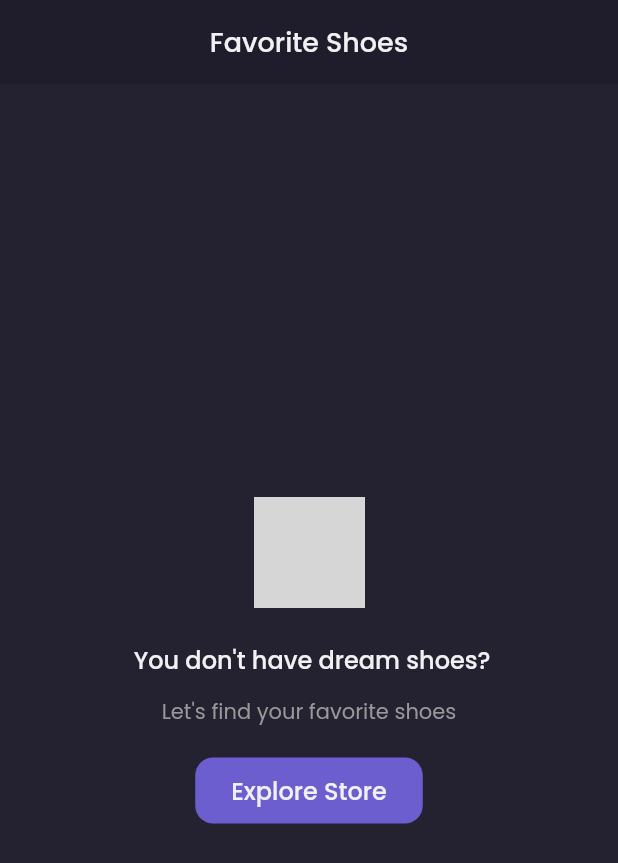
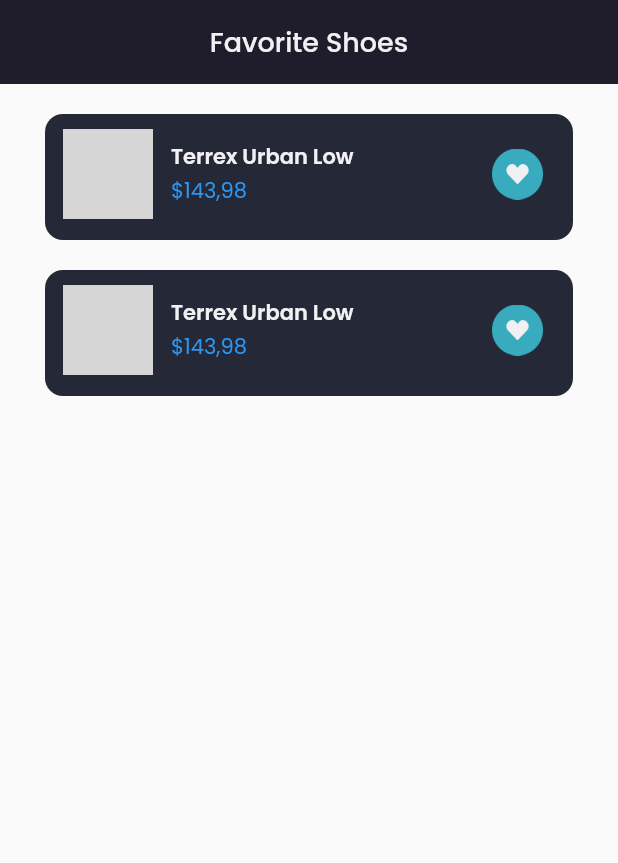
Before and after one commit to dimaspradipto1/app_shamo, a Flutter app: the WishListPage widget shown alone on an empty page, opened directly, on a phone screen of 412 x 824 dp. Shown: the top 863 px of the screen. Run offline on Flutter 3.47's test engine with Material 2 defaults, Android fonts, the phone set to English and light mode, and no system bars; our stand-ins replace google_fonts; grey boxes are pictures that could not be loaded.

Commit message:
wishlist page content

```diff
--- a/lib/pages/home/wishlist_page.dart
+++ b/lib/pages/home/wishlist_page.dart
@@ -1,4 +1,5 @@
 import 'package:app_shamo/theme.dart';
+import 'package:app_shamo/widgets/wishlist_card.dart';
 import 'package:flutter/material.dart';
 
 class WishListPage extends StatelessWidget {
@@ -82,10 +83,27 @@
       );
     }
 
+    Widget content() {
+      return Expanded(
+        child: Container(
+          child: ListView(
+            padding: EdgeInsets.symmetric(
+              horizontal: defaultMargin,
+            ),
+            children: [
+              WishlistCard(),
+              WishlistCard(),
+            ],
+          ),
+        ),
+      );
+    }
+
     return Column(
       children: [
         header(),
-        emptyWishList(),
+        // emptyWishList(),
+        content(),
       ],
     );
   }
--- /dev/null
+++ b/lib/widgets/wishlist_card.dart
@@ -0,0 +1,63 @@
+import 'package:app_shamo/theme.dart';
+import 'package:flutter/material.dart';
+
+class WishlistCard extends StatelessWidget {
+  const WishlistCard({super.key});
+
+  @override
+  Widget build(BuildContext context) {
+    return Container(
+      margin: const EdgeInsets.only(
+        top: 20,
+      ),
+      padding: const EdgeInsets.only(
+        top: 10,
+        left: 12,
+        bottom: 14,
+        right: 20,
+      ),
+      decoration: BoxDecoration(
+        borderRadius: BorderRadius.circular(12),
+        color: backgroundColor4,
+      ),
+      child: Row(
+        children: [
+          ClipRRect(
+            borderRadius: BorderRadius.circular(12),
+            child: Image.asset(
+              'assets/image_shoes.png',
+              width: 60,
+            ),
+          ),
+          const SizedBox(
+            width: 12,
+          ),
+          Expanded(
+            child: Column(
+              crossAxisAlignment: CrossAxisAlignment.start,
+              children: [
+                Text(
+                  'Terrex Urban Low',
+                  style: primaryTextStyle.copyWith(
+                    fontWeight: semiBold,
+                  ),
+                ),
+                const SizedBox(
+                  height: 2,
+                ),
+                Text(
+                  '\$143,98',
+                  style: priceTextStyle,
+                ),
+              ],
+            ),
+          ),
+          Image.asset(
+            'assets/button_wishlist_blue.png',
+            width: 34,
+          ),
+        ],
+      ),
+    );
+  }
+}
```
